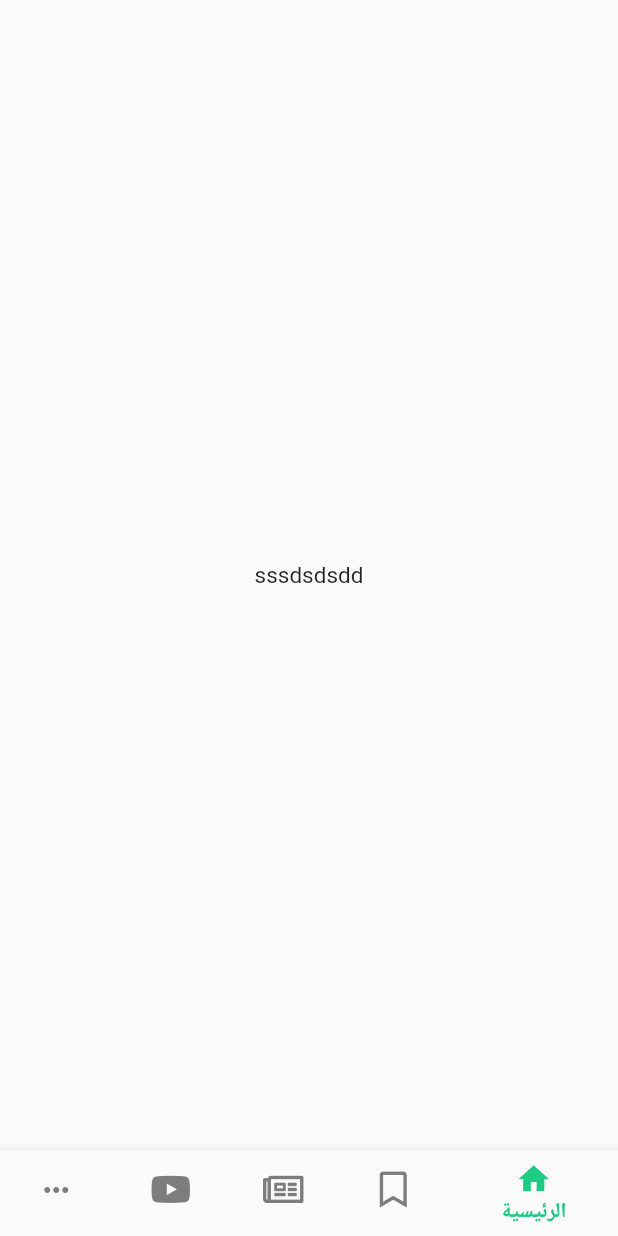
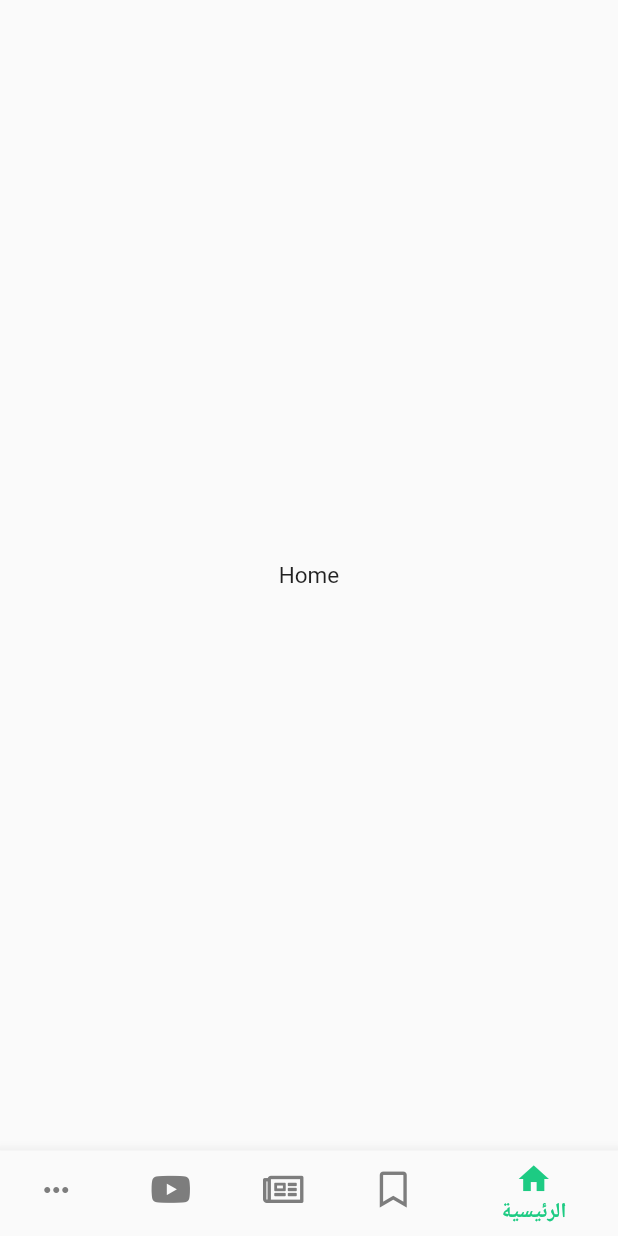
Before and after one commit to ahmedibrahim240/almosawi, a Flutter app: the screen it shows after launch, on a phone screen of 412 x 824 dp. Run offline on Flutter 3.47's test engine with Material 2 defaults, Android fonts, the phone set to English and light mode, and no system bars; our stand-ins replace carousel_slider, font_awesome_flutter, smooth_star_rating; missing offline and left inert: code_fields; Roboto replaces fonts that are missing (Cairo).

```diff
--- /dev/null
+++ b/lib/secreens/home/home.dart
@@ -0,0 +1,17 @@
+import 'package:flutter/material.dart';
+
+class Home extends StatefulWidget {
+  @override
+  _HomeState createState() => _HomeState();
+}
+
+class _HomeState extends State<Home> {
+  @override
+  Widget build(BuildContext context) {
+    return Scaffold(
+      body: Center(
+        child: Text('Home'),
+      ),
+    );
+  }
+}
--- a/lib/secreens/wrapper/wrapper.dart
+++ b/lib/secreens/wrapper/wrapper.dart
@@ -1,5 +1,10 @@
 import 'package:almosawii/constants/constans.dart';
 import 'package:almosawii/constants/themes.dart';
+import 'package:almosawii/secreens/Recommendations/recommendations.dart';
+import 'package:almosawii/secreens/courses/courses.dart';
+import 'package:almosawii/secreens/home/home.dart';
+import 'package:almosawii/secreens/more/more.dart';
+import 'package:almosawii/secreens/theBlog/bolg.dart';
 import 'package:flutter/material.dart';
 import 'package:font_awesome_flutter/font_awesome_flutter.dart';
 
@@ -11,11 +16,11 @@ class Wrapper extends StatefulWidget {
 class _WrapperState extends State<Wrapper> {
   int _currentIndex = 0;
   final List<Widget> _children = [
-    Center(child: Text('sssdsdsdd')),
-    Center(child: Text('sssdsdsdd')),
-    Center(child: Text('sssdsdsdd')),
-    Center(child: Text('sssdsdsdd')),
-    Center(child: Text('sssdsdsdd')),
+    Home(),
+    Recommendations(),
+    Blog(),
+    Courses(),
+    More(),
   ];
   @override
   Widget build(BuildContext context) {
```
Also changed, not shown: lib/secreens/Recommendations/recommendations.dart (added, +18 -0 lines), lib/secreens/courses/courses.dart (added, +17 -0 lines), lib/secreens/more/more.dart (added, +17 -0 lines), lib/secreens/theBlog/bolg.dart (added, +17 -0 lines), lib/images/ahmed.jpg (added), lib/images/tickLogo.jpg (added).
